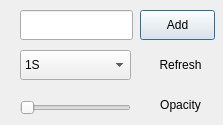
Above: setupdialog.ui from famoustang/equities before the change. Below: the same form after it.
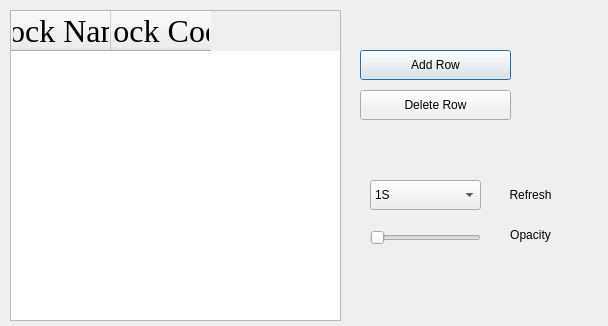
That is the form after the change.

Commit message: [ADD]增加表格去维护股票代码

Patch:
```diff
--- a/setupdialog.ui
+++ b/setupdialog.ui
@@ -6,41 +6,18 @@
    <rect>
     <x>0</x>
     <y>0</y>
-    <width>223</width>
-    <height>125</height>
+    <width>608</width>
+    <height>326</height>
    </rect>
   </property>
   <property name="windowTitle">
    <string>Dialog</string>
   </property>
-  <widget class="QPushButton" name="pushButtonAdd">
-   <property name="geometry">
-    <rect>
-     <x>140</x>
-     <y>10</y>
-     <width>75</width>
-     <height>30</height>
-    </rect>
-   </property>
-   <property name="text">
-    <string>Add</string>
-   </property>
-  </widget>
-  <widget class="QLineEdit" name="lineEditEquity">
-   <property name="geometry">
-    <rect>
-     <x>20</x>
-     <y>10</y>
-     <width>113</width>
-     <height>30</height>
-    </rect>
-   </property>
-  </widget>
   <widget class="QComboBox" name="comboBoxRefresh">
    <property name="geometry">
     <rect>
-     <x>20</x>
-     <y>50</y>
+     <x>370</x>
+     <y>180</y>
      <width>111</width>
      <height>30</height>
     </rect>
@@ -94,8 +71,8 @@
   <widget class="QLabel" name="labelRefresh">
    <property name="geometry">
     <rect>
-     <x>140</x>
-     <y>50</y>
+     <x>490</x>
+     <y>180</y>
      <width>81</width>
      <height>30</height>
     </rect>
@@ -110,8 +87,8 @@
   <widget class="QSlider" name="horizontalSlider">
    <property name="geometry">
     <rect>
-     <x>20</x>
-     <y>100</y>
+     <x>370</x>
+     <y>230</y>
      <width>111</width>
      <height>15</height>
     </rect>
@@ -132,8 +109,8 @@
   <widget class="QLabel" name="labelOpacity">
    <property name="geometry">
     <rect>
-     <x>140</x>
-     <y>90</y>
+     <x>490</x>
+     <y>220</y>
      <width>81</width>
      <height>30</height>
     </rect>
@@ -145,6 +122,58 @@
     <set>Qt::AlignCenter</set>
    </property>
   </widget>
+  <widget class="QPushButton" name="pushButtonAddRow">
+   <property name="geometry">
+    <rect>
+     <x>360</x>
+     <y>50</y>
+     <width>151</width>
+     <height>30</height>
+    </rect>
+   </property>
+   <property name="text">
+    <string>Add Row</string>
+   </property>
+  </widget>
+  <widget class="QTableWidget" name="tableWidgetMaintain">
+   <property name="geometry">
+    <rect>
+     <x>10</x>
+     <y>10</y>
+     <width>331</width>
+     <height>311</height>
+    </rect>
+   </property>
+   <property name="font">
+    <font>
+     <family>Times New Roman</family>
+     <pointsize>24</pointsize>
+    </font>
+   </property>
+   <column>
+    <property name="text">
+     <string>Stock Name</string>
+    </property>
+   </column>
+   <column>
+    <property name="text">
+     <string>Stock Code</string>
+    </property>
+   </column>
+  </widget>
+  <widget class="QPushButton" name="pushButtonDeleteRow">
+   <property name="geometry">
+    <rect>
+     <x>360</x>
+     <y>90</y>
+     <width>151</width>
+     <height>30</height>
+    </rect>
+   </property>
+   <property name="text">
+    <string>Delete Row</string>
+   </property>
+  </widget>
  </widget>
  <resources/>
  <connections/>
```
The commit also changes 2 other files.
